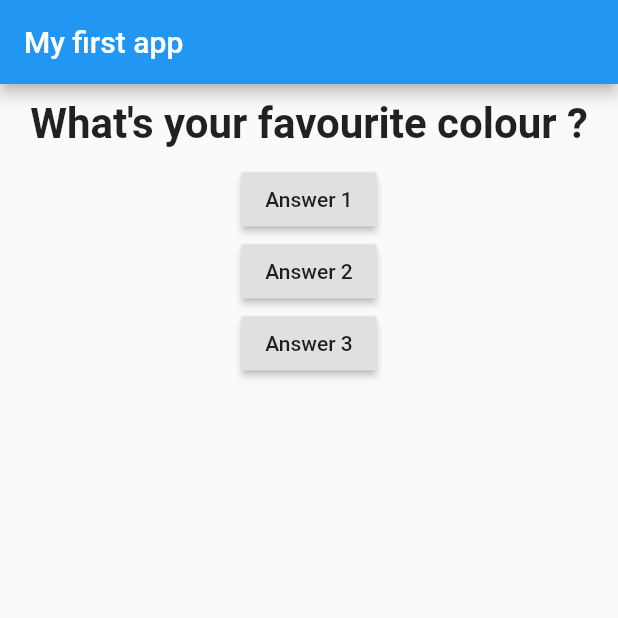
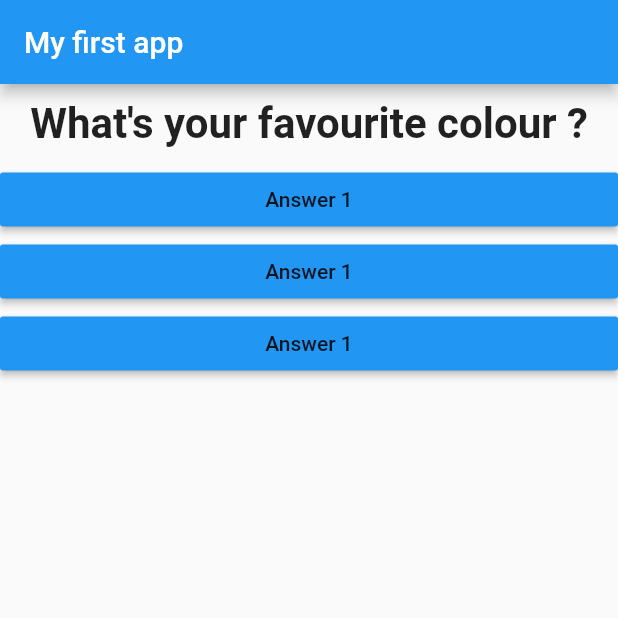
Before and after one commit to amitsingh0823/flutter_complete_guide, a Flutter app: the screen it shows after launch, on a phone screen of 412 x 824 dp, the top half of it. Run offline on Flutter 3.47's test engine with Material 2 defaults, Android fonts, the phone set to English and light mode, and no system bars.

```diff
--- /dev/null
+++ b/lib/answer.dart
@@ -0,0 +1,19 @@
+import 'package:flutter/material.dart';
+
+class Answer extends StatelessWidget {
+  final Function
+      selectHandler; // selectHandler is nothing it is only a variable name containing Function datatype.
+
+  Answer(this.selectHandler);
+  @override
+  Widget build(BuildContext context) {
+    return Container(
+      width: double.infinity,
+      child: RaisedButton(
+        color: Colors.blue,
+        child: Text('Answer 1'),
+        onPressed: selectHandler, //function need to be pass without brackets
+      ),
+    );
+  }
+}
--- a/lib/main.dart
+++ b/lib/main.dart
@@ -1,5 +1,6 @@
 import 'package:flutter/material.dart';
 import './question.dart';
+import './answer.dart';
 
 void main() {
   runApp(MyApp());
@@ -41,21 +42,9 @@ class _MyAppState extends State<MyApp> {
             Question(
               questions[_questionIndex],
             ),
-            RaisedButton(
-              child: Text('Answer 1'),
-              onPressed:
-                  _answerQuestion, //function need to be pass without brackets
-            ),
-            RaisedButton(
-              child: Text('Answer 2'),
-              onPressed: () => print(
-                  'Answer 2 chosen !'), // => is used for single expression
-            ),
-            RaisedButton(
-                child: Text('Answer 3'),
-                onPressed: () {
-                  print('Answer 3 chosen !');
-                }),
+            Answer(_answerQuestion),
+            Answer(_answerQuestion),
+            Answer(_answerQuestion),
           ],
         ),
       ),
```
